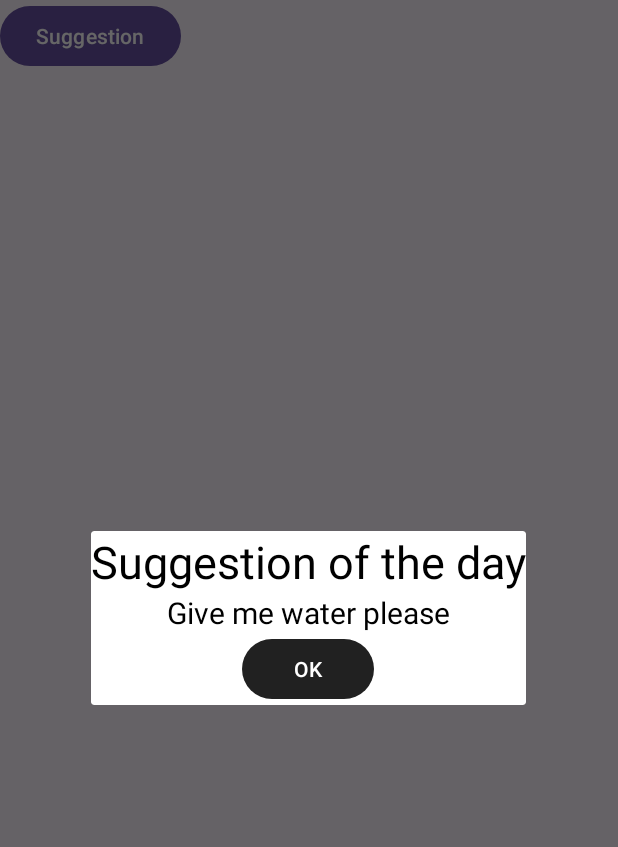
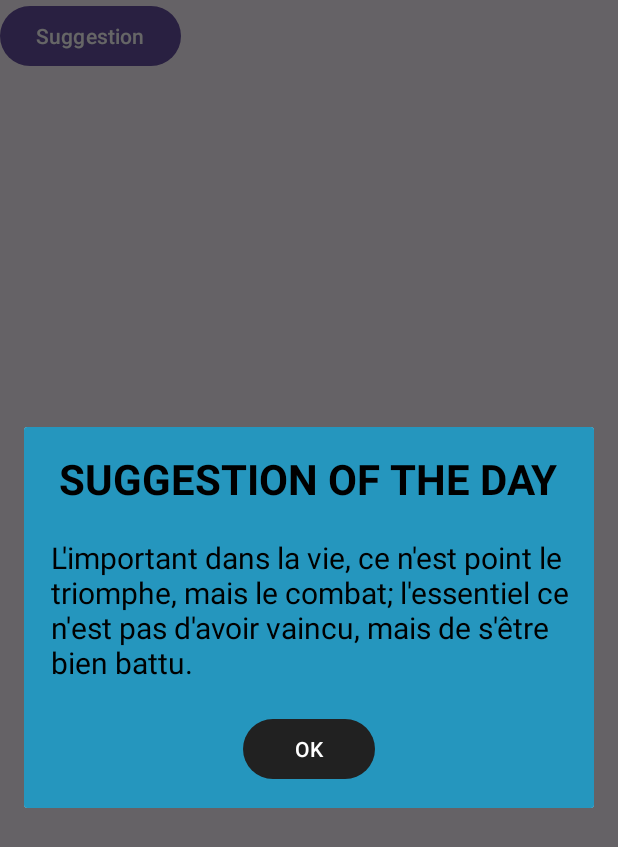
Before and after one commit to Ettalissimo/HydraTrack, an Android app: the screen it shows after launch (MainActivity), after a tap on "Suggestion", on a phone screen of 412 x 824 dp. Shown: the top 847 px of the screen. Run offline under Robolectric (Android 15) with nearby library versions, the light colour scheme and no system bars.

Commit message:
Frontend popup activity

```diff
--- a/app/build.gradle.kts
+++ b/app/build.gradle.kts
@@ -1,5 +1,6 @@
 plugins {
     id("com.android.application")
+    id("com.google.gms.google-services")
 }
 
 android {
@@ -36,6 +37,8 @@ dependencies {
     implementation("androidx.appcompat:appcompat:1.6.1")
     implementation("com.google.android.material:material:1.11.0")
     implementation("androidx.constraintlayout:constraintlayout:2.1.4")
+    implementation("com.google.firebase:firebase-database:20.3.1")
+    implementation("com.google.firebase:firebase-auth:22.3.1")
     testImplementation("junit:junit:4.13.2")
     androidTestImplementation("androidx.test.ext:junit:1.1.5")
     androidTestImplementation("androidx.test.espresso:espresso-core:3.5.1")
--- a/app/src/main/java/com/example/hydratrack/MainActivity.java
+++ b/app/src/main/java/com/example/hydratrack/MainActivity.java
@@ -5,18 +5,24 @@ import androidx.appcompat.app.AppCompatActivity;
 import android.os.Bundle;
 import android.view.View;
 import android.widget.Button;
+import android.widget.Toast;
 
 public class MainActivity extends AppCompatActivity {
 
     private Button button;
     private MainActivity activity;
+    private String[] suggestions = {
+            "L'important dans la vie, ce n'est point le triomphe, mais le combat; l'essentiel ce n'est pas d'avoir vaincu, mais de s'être bien battu.",
+            "Phrase 1", "Phrase 2", "Phrase 3",
+            "Another Phrase 1", "Another Phrase 2", "Another Phrase 3"
 
+    };
+    private int currentSuggestionIndex = 0;
 
     @Override
     protected void onCreate(Bundle savedInstanceState) {
         super.onCreate(savedInstanceState);
         setContentView(R.layout.activity_main);
-
 
 
 
@@ -28,10 +34,29 @@ public class MainActivity extends AppCompatActivity {
             @Override
             public void onClick(View v) {
                 Popup popup =new Popup(activity);
-                popup.setTitle("Suggestion of the day");
-                popup.setSubTitle("Give me water please");
+                popup.setTitle("SUGGESTION OF THE DAY");
+                String nextSuggestion = getNextSuggestion();
+                popup.setSubTitle(nextSuggestion);
+                popup.getButton().setOnClickListener(new View.OnClickListener() {
+                    @Override
+                    public void onClick(View v) {
+                        Toast.makeText(getApplicationContext(), "Oui!",Toast.LENGTH_SHORT).show();
+                        popup.dismiss();
+                    }
+                });
+
                 popup.build();
             }
         });
     }
+
+    private String getNextSuggestion(){
+        String nextSuggestion = suggestions[currentSuggestionIndex];
+        if (currentSuggestionIndex == suggestions.length - 1) {
+            currentSuggestionIndex = 0;
+        }else {
+            currentSuggestionIndex = currentSuggestionIndex + 1;
+        }
+        return nextSuggestion;
+    }
 }
--- a/app/src/main/java/com/example/hydratrack/SplashScreenActivity.java
+++ b/app/src/main/java/com/example/hydratrack/SplashScreenActivity.java
@@ -8,7 +8,7 @@ import android.os.Handler;
 
 public class SplashScreenActivity extends AppCompatActivity {
 
-    private final int TIME_OUT = 5000;
+    private final int TIME_OUT = 3000;
     @Override
     protected void onCreate(Bundle savedInstanceState) {
         super.onCreate(savedInstanceState);
--- a/app/src/main/res/layout/pop_up_suggestion.xml
+++ b/app/src/main/res/layout/pop_up_suggestion.xml
@@ -3,15 +3,21 @@
     android:orientation="vertical"
     android:gravity="center"
     android:layout_width="match_parent"
-    android:layout_height="match_parent">
+    android:layout_height="match_parent"
+    android:background="@color/skyBlue">
 
     <TextView
         android:id="@+id/title"
         android:layout_width="wrap_content"
         android:layout_height="wrap_content"
         android:text="Titre suggestion"
-        android:textSize="30dp"
+        android:textAlignment="center"
         android:textColor="@color/black"
+        android:textSize="28dp"
+        android:textStyle="bold"
+        android:layout_marginLeft="20dp"
+        android:layout_marginRight="20dp"
+        android:layout_marginTop="15dp"
         />
 
     <TextView
@@ -20,6 +26,9 @@
         android:layout_height="wrap_content"
         android:text="sous Titre suggestion"
         android:textSize="20dp"
+        android:layout_marginLeft="15dp"
+        android:layout_marginRight="10dp"
+        android:layout_marginTop="20dp"
         android:textColor="@color/black"
         />
 
@@ -28,7 +37,8 @@
         android:layout_width="wrap_content"
         android:layout_height="wrap_content"
         android:text="OK"
-
+        android:layout_marginTop="20dp"
+        android:layout_marginBottom="15dp"
         />
 
 </LinearLayout>
--- a/app/src/main/res/values/colors.xml
+++ b/app/src/main/res/values/colors.xml
@@ -2,4 +2,5 @@
 <resources>
     <color name="black">#FF000000</color>
     <color name="white">#FFFFFFFF</color>
+    <color name="skyBlue">#2596be</color>
 </resources>
--- a/build.gradle.kts
+++ b/build.gradle.kts
@@ -1,3 +1,8 @@
+buildscript {
+    dependencies {
+        classpath("com.google.gms:google-services:4.4.1")
+    }
+}
 // Top-level build file where you can add configuration options common to all sub-projects/modules.
 plugins {
     id("com.android.application") version "8.2.2" apply false
```
